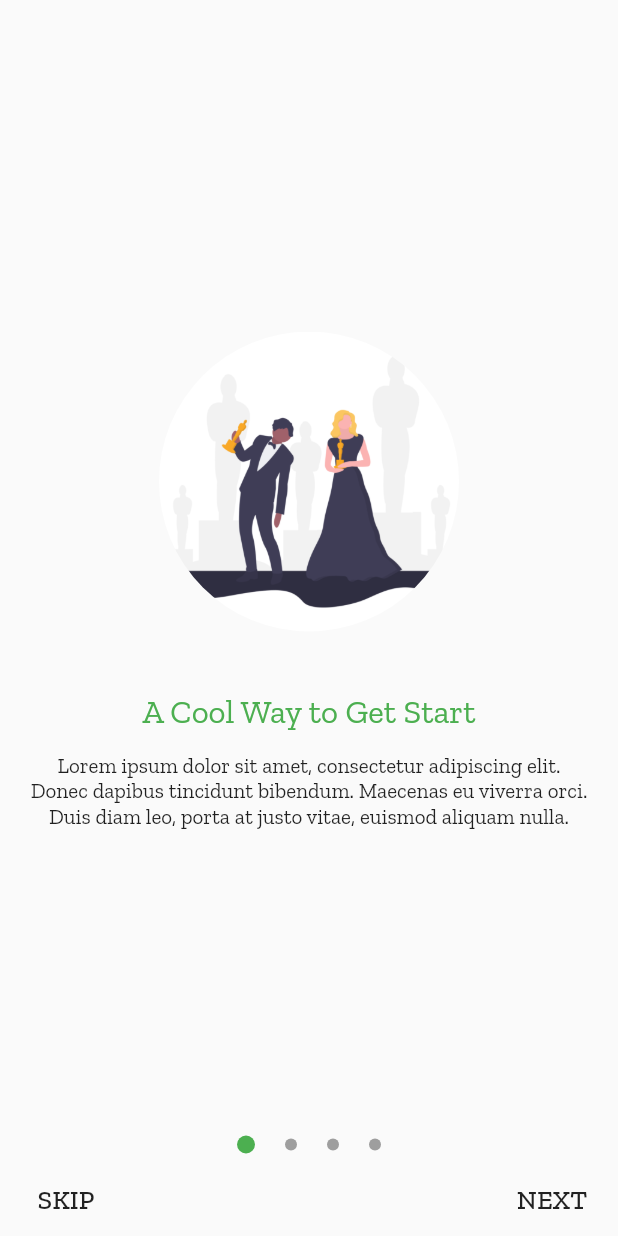
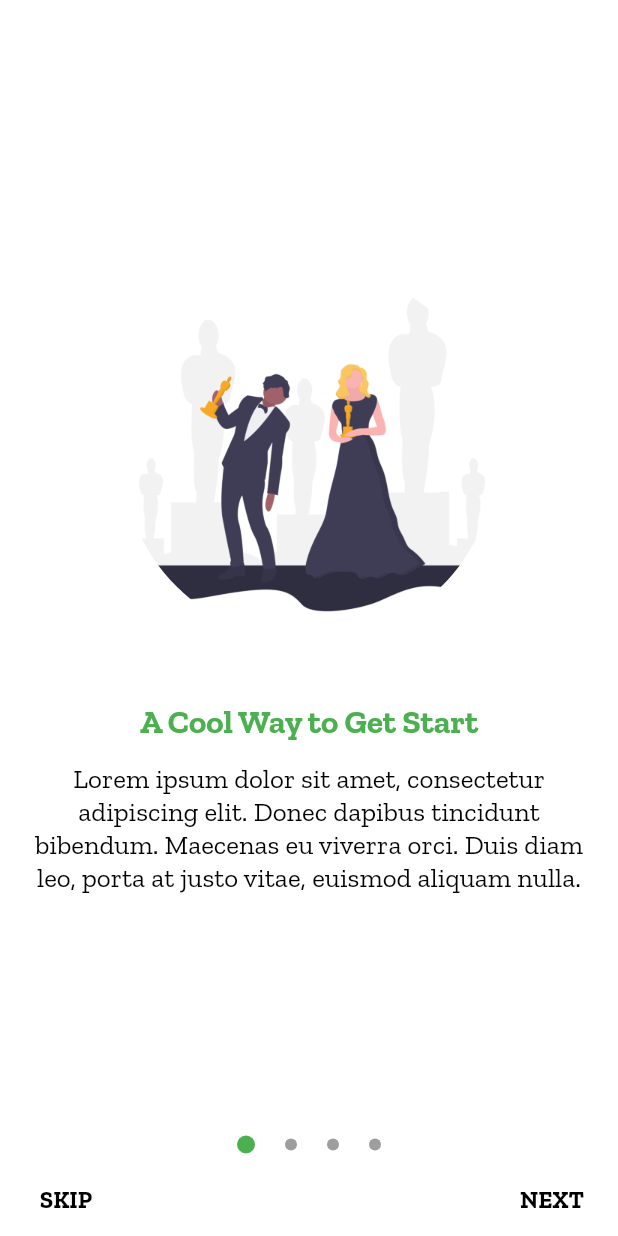
Before and after one commit to webaddicted/FlutterArchitecture, a Flutter app: the IntroScreen screen opened directly, on a phone screen of 412 x 824 dp. Run offline on Flutter 3.47's test engine with Material 2 defaults, Android fonts, the phone set to English and light mode, and no system bars; our stand-ins replace cached_network_image, carousel_slider, dio, flutter_rating_bar, flutter_tags, photo_view and 3 more; accounts and stored records are empty; network calls fail; statements that could not run were skipped.

```diff
--- a/lib/constant/color_const.dart
+++ b/lib/constant/color_const.dart
@@ -16,6 +16,11 @@ class ColorConst {
   static Color FB_COLOR = colorFromHex("#2951a6");
   static Color GOOGLE_COLOR = colorFromHex("#f14336");
   static Color TWITTER_COLOR = colorFromHex("#00acee");
+  static Color SLIDER1_COLOR = colorFromHex("#f64c73");
+  static Color SLIDER2_COLOR = colorFromHex("#20d2bb");
+  static Color SLIDER3_COLOR = colorFromHex("#3395ff");
+  static Color SLIDER4_COLOR = colorFromHex("#c873f4");
+
 
   static Color CIRCLE_FADE1 = colorFromHex('#9BCCFFFF');
   static Color CIRCLE_FADE2 = colorFromHex('#ACCCE6FF');
--- a/lib/constant/string_const.dart
+++ b/lib/constant/string_const.dart
@@ -32,6 +32,8 @@ class StringConst {
   static const String PERSON_MOVIE_CREW = 'Person Movie Crew';
   static const String PERSON_MOVIE_CAST = 'Person Movie Cast';
 
+  static String IS_ON_BOARDING_SHOW = 'is_on_boarding_show';
+
 
 //  {END TITLE}
 }
--- a/lib/view/intro/intro_screen.dart
+++ b/lib/view/intro/intro_screen.dart
@@ -1,11 +1,11 @@
 import 'package:flutter/material.dart';
+import 'package:flutterarch/constant/color_const.dart';
+import 'package:flutterarch/utils/sp/sp_manager.dart';
 import 'package:flutterarch/utils/widgethelper/widget_helper.dart';
 import 'package:flutterarch/view/home/home_screen.dart';
 import 'package:flutterarch/view/intro/slide.dart';
 import 'package:flutterarch/view/intro/slide_dots.dart';
 import 'package:flutterarch/view/intro/slide_item.dart';
-
-
 
 class IntroScreen extends StatefulWidget {
   @override
@@ -50,14 +50,25 @@ class _IntroScreenState extends State<IntroScreen> {
   Widget build(BuildContext context) {
     return Scaffold(
         body: Builder(
-          builder: (context) => _crateUi(context),
-        ));
+      builder: (context) => _crateUi(context),
+    ));
   }
 
   Widget _crateUi(BuildContext context) {
+    Color color = ColorConst.WHITE_COLOR;
+    // if (_currentPage == 0)
+    //   color = ColorConst.SLIDER1_COLOR;
+    // else if (_currentPage == 1)
+    //   color = ColorConst.SLIDER2_COLOR;
+    // else if (_currentPage == 2)
+    //   color = ColorConst.SLIDER3_COLOR;
+    // else
+    //   color = ColorConst.SLIDER4_COLOR;
+
     return Stack(
       children: <Widget>[
         Container(
+          color: color,
           child: Stack(
             alignment: AlignmentDirectional.bottomCenter,
             children: <Widget>[
@@ -99,19 +110,18 @@ class _IntroScreenState extends State<IntroScreen> {
             mainAxisAlignment: MainAxisAlignment.spaceBetween,
             children: <Widget>[
               FlatButton(
-                child: Text(
-                  'SKIP',
-                  style: TextStyle(fontSize: 18),
-                ),
+                child: getTxtBlackColor(
+                    msg: 'SKIP', fontSize: 16, fontWeight: FontWeight.bold),
                 onPressed: () {
+                  SPManager.setOnboarding('true');
                   navigationPush(context, HomeScreen());
                 },
               ),
               FlatButton(
-                child: Text(
-                  _currentPage < 2 ? 'NEXT' : 'DONE',
-                  style: TextStyle(fontSize: 18),
-                ),
+                child: getTxtBlackColor(
+                    msg: _currentPage < 3 ? 'NEXT' : 'DONE',
+                    fontSize: 16,
+                    fontWeight: FontWeight.bold),
                 onPressed: () {
                   _nextClick();
                 },
@@ -124,14 +134,16 @@ class _IntroScreenState extends State<IntroScreen> {
   }
 
   void _nextClick() {
-    if (_currentPage < 2) {
+    if (_currentPage < 3) {
       _currentPage++;
       _pageController.animateToPage(
         _currentPage,
         duration: Duration(milliseconds: 300),
         curve: Curves.easeIn,
       );
-    } else
+    } else {
+      SPManager.setOnboarding('true');
       navigationPush(context, HomeScreen());
+    }
   }
 }
--- a/lib/view/intro/slide_dots.dart
+++ b/lib/view/intro/slide_dots.dart
@@ -1,4 +1,5 @@
 import 'package:flutter/material.dart';
+import 'package:flutterarch/constant/color_const.dart';
 
 class SlideDots extends StatelessWidget {
   bool isActive;
@@ -12,7 +13,7 @@ class SlideDots extends StatelessWidget {
       height: isActive ? 12 : 8,
       width: isActive ? 12 : 8,
       decoration: BoxDecoration(
-        color: isActive ? Theme.of(context).primaryColor : Colors.grey,
+        color: isActive ? ColorConst.APP_COLOR : Colors.grey,
         borderRadius: BorderRadius.all(Radius.circular(12)),
       ),
     );
--- a/lib/view/intro/slide_item.dart
+++ b/lib/view/intro/slide_item.dart
@@ -1,8 +1,10 @@
 import 'package:flutter/material.dart';
+import 'package:flutterarch/utils/widgethelper/widget_helper.dart';
 import 'package:flutterarch/view/intro/slide.dart';
 
 class SlideItem extends StatelessWidget {
   final int index;
+
   SlideItem(this.index);
 
   @override
@@ -12,8 +14,8 @@ class SlideItem extends StatelessWidget {
       crossAxisAlignment: CrossAxisAlignment.center,
       children: <Widget>[
         Container(
-          width: 200,
-          height: 200,
+          width: 250,
+          height: 250,
           decoration: BoxDecoration(
             shape: BoxShape.circle,
             image: DecorationImage(
@@ -25,22 +27,19 @@ class SlideItem extends StatelessWidget {
         SizedBox(
           height: 40,
         ),
-        Text(
-          slideList[index].title,
-          style: TextStyle(
+        getTxtAppColor(
+            msg: slideList[index].title,
             fontSize: 22,
-            color: Theme.of(context).primaryColor,
-          ),
-        ),
+            fontWeight: FontWeight.bold),
         SizedBox(
           height: 10,
         ),
         Padding(
           padding: const EdgeInsets.only(left: 20.0, right: 20, top: 5),
-          child: Text(
-            slideList[index].description,
-            textAlign: TextAlign.center,
-          ),
+          child: getTxtBlackColor(
+              msg: slideList[index].description,
+              fontSize: 18,
+              textAlign: TextAlign.center),
         ),
         SizedBox(height: 50),
       ],
--- a/lib/view/widget/navig_drawer.dart
+++ b/lib/view/widget/navig_drawer.dart
@@ -1,8 +1,8 @@
 import 'package:flutter/cupertino.dart';
+import 'package:flutter/services.dart';
 import 'package:flutterarch/constant/api_constant.dart';
 import 'package:flutterarch/constant/color_const.dart';
 import 'package:flutterarch/utils/widgethelper/widget_helper.dart';
-import 'package:flutterarch/view/category/category_screen.dart';
 import 'package:flutterarch/view/details/movie_list_screen.dart';
 
 class NavDrawerView extends StatelessWidget {
@@ -110,6 +110,7 @@ class NavDrawerView extends StatelessWidget {
       case "About us":
         break;
       case "Exit":
+        SystemNavigator.pop();
         break;
 
     }
--- a/pubspec.yaml
+++ b/pubspec.yaml
@@ -24,6 +24,9 @@ dependencies:
   flutter_tags: ^0.4.8
   youtube_player_flutter: ^7.0.0+7
   photo_view: ^0.9.2
+  shared_preferences: ^0.5.8
+
+
 
 dev_dependencies:
   flutter_test:
```
Also changed, not shown: lib/main.dart (+10 -32 lines), lib/utils/sp/sp_helper.dart (added, +85 -0 lines), lib/utils/sp/sp_manager.dart (added, +28 -0 lines), lib/view/person/person_detail.dart (+16 -5 lines), pubspec.lock.
